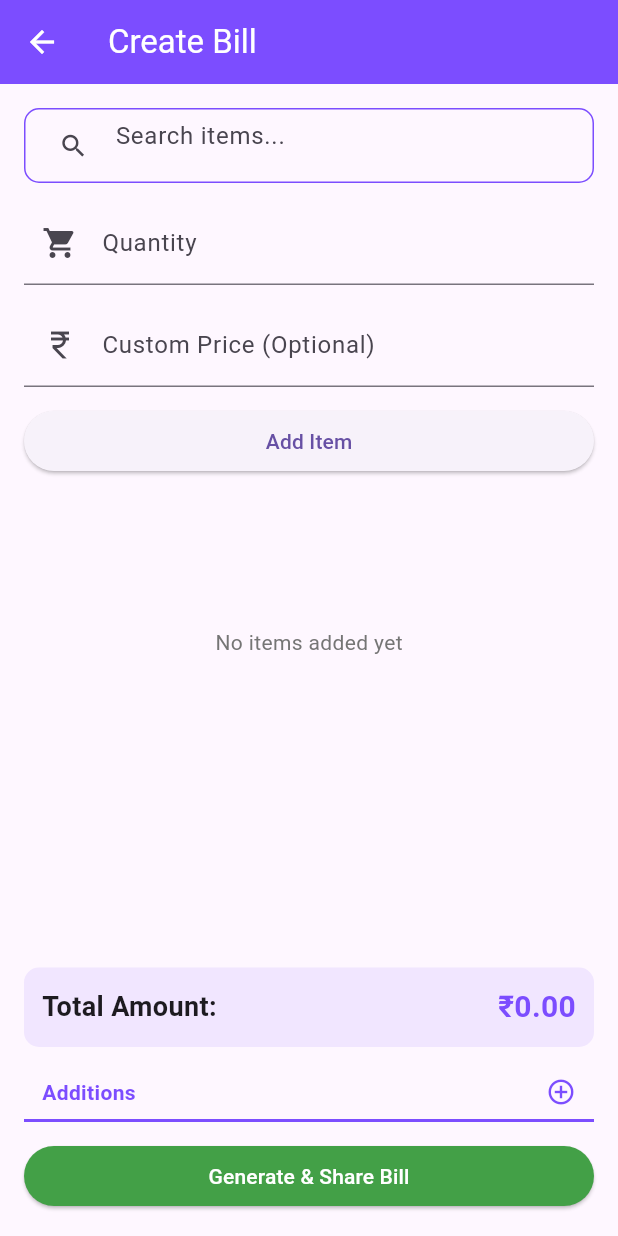
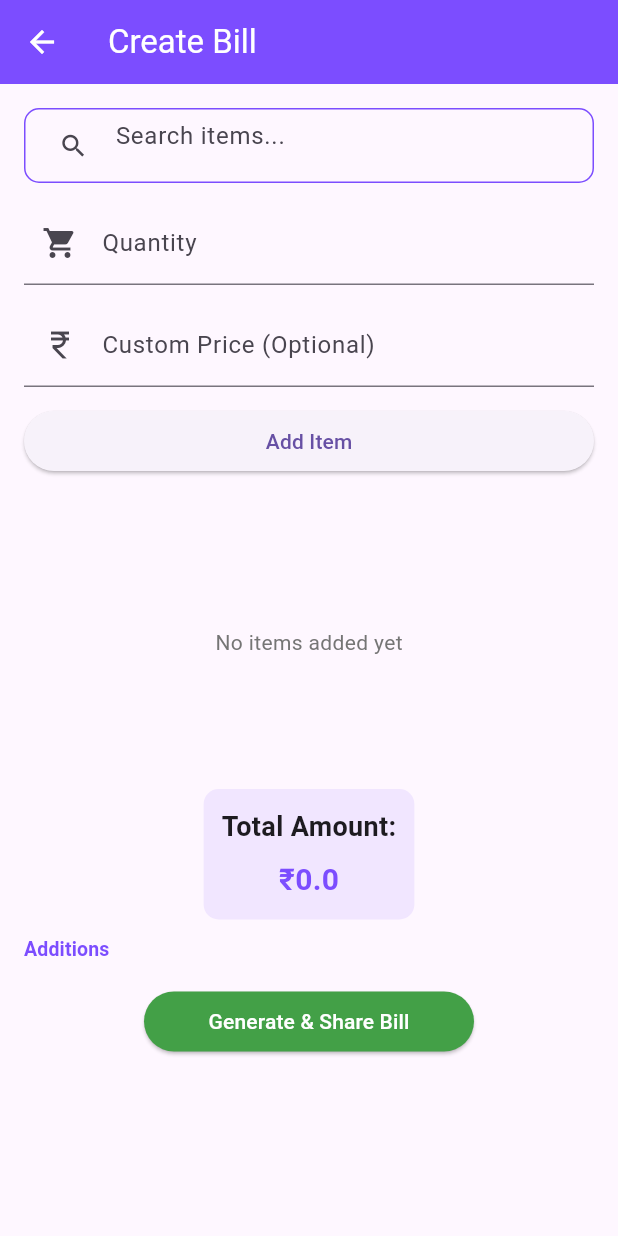
Before and after one commit to MoizSitabkhan/tasco-billing.app, a Flutter app: the CreateBillScreen screen opened by its route, on a phone screen of 412 x 824 dp. Run offline on Flutter 3.47's test engine with Material 3 defaults, Android fonts, the phone set to English and light mode, and no system bars; our stand-ins replace pdf, share_plus, sqflite; accounts and stored records are empty.

Commit message:
UI polish: center controls, limit decimals, move Additions left, fix bill restore

```diff
--- a/lib/screens/create_bill_screen.dart
+++ b/lib/screens/create_bill_screen.dart
@@ -34,10 +34,10 @@ class _CreateBillScreenState extends State<CreateBillScreen> {
     loadItems();
     searchController.addListener(_filterItems);
 
-    // Restore bill state if it exists
+    // Restore bill state if it exists - deep copy the items
     final billState = BillState();
     if (billState.hasSavedBill()) {
-      billItems = billState.billItems;
+      billItems = List.from(billState.billItems.map((item) => Map.from(item)));
       total = billState.total;
       packingCost = billState.packingCost;
       previousBalance = billState.previousBalance;
@@ -130,7 +130,7 @@ class _CreateBillScreenState extends State<CreateBillScreen> {
         return;
       }
 
-      // First, ask for "Invoice For" (customer/client name)
+      // First, ask for "Invoice For" (client name)
       String invoiceFor = '';
       await showDialog<String>(
         context: context,
@@ -142,7 +142,7 @@ class _CreateBillScreenState extends State<CreateBillScreen> {
             content: TextField(
               controller: invoiceController,
               decoration: const InputDecoration(
-                labelText: 'Customer/Client Name',
+                labelText: 'Client Name',
                 prefixIcon: Icon(Icons.person),
               ),
               autofocus: true,
@@ -160,6 +160,8 @@ class _CreateBillScreenState extends State<CreateBillScreen> {
         },
       );
 
+      if (!mounted) return;
+
       if (invoiceFor.isEmpty) {
         ScaffoldMessenger.of(context).showSnackBar(
           const SnackBar(content: Text('Please enter a customer name')),
@@ -171,6 +173,7 @@ class _CreateBillScreenState extends State<CreateBillScreen> {
           billItems, total, packingCost, previousBalance, invoiceFor);
       await Share.shareXFiles([XFile(file.path)]);
     } catch (e) {
+      if (!mounted) return;
       ScaffoldMessenger.of(context).showSnackBar(
         SnackBar(content: Text('Error: ${e.toString()}')),
       );
@@ -179,6 +182,23 @@ class _CreateBillScreenState extends State<CreateBillScreen> {
 
   @override
   Widget build(BuildContext context) {
+    // If there is a saved bill in the singleton and our local bill is empty,
+    // restore it once after frame to ensure the screen shows the saved bill
+    final billState = BillState();
+    if (billItems.isEmpty && billState.hasSavedBill()) {
+      WidgetsBinding.instance.addPostFrameCallback((_) {
+        setState(() {
+          billItems =
+              List.from(billState.billItems.map((item) => Map.from(item)));
+          total = billState.total;
+          packingCost = billState.packingCost;
+          previousBalance = billState.previousBalance;
+        });
+        // Clear singleton after restoring so it's a one-time restore
+        billState.clearBill();
+      });
+    }
+
     return WillPopScope(
       onWillPop: () async {
         if (billItems.isEmpty) {
@@ -224,6 +244,8 @@ class _CreateBillScreenState extends State<CreateBillScreen> {
               children: [
                 Expanded(
                   child: SingleChildScrollView(
+                    padding: EdgeInsets.only(
+                        bottom: MediaQuery.of(context).viewInsets.bottom + 20),
                     child: Column(
                       children: [
                         // Item Selection with Search
@@ -338,7 +360,9 @@ class _CreateBillScreenState extends State<CreateBillScreen> {
                             prefixIcon: const Icon(Icons.shopping_cart),
                           ),
                           onChanged: (val) {
-                            quantity = double.tryParse(val) ?? 1.0;
+                            final parsed = double.tryParse(val) ?? 1.0;
+                            // Limit to 1 decimal place
+                            quantity = double.parse(parsed.toStringAsFixed(1));
                           },
                         ),
                         const SizedBox(height: 12),
@@ -420,19 +444,17 @@ class _CreateBillScreenState extends State<CreateBillScreen> {
                                 ),
                         ),
                         const SizedBox(height: 8),
-                      ],
-                    ),
-                  ),
-                ),
-                // Fixed Total Section at Bottom
+                        // Total & Actions (centered)
+                        Center(
+                          child: Column(
+                            children: [
                               Container(
                                 padding: const EdgeInsets.all(12),
                                 decoration: BoxDecoration(
                                   color: appPrimaryColor.withOpacity(0.1),
                                   borderRadius: BorderRadius.circular(10),
                                 ),
-                  child: Row(
-                    mainAxisAlignment: MainAxisAlignment.spaceBetween,
+                                child: Column(
                                   children: [
                                     const Text(
                                       'Total Amount:',
@@ -441,8 +463,9 @@ class _CreateBillScreenState extends State<CreateBillScreen> {
                                         fontWeight: FontWeight.bold,
                                       ),
                                     ),
+                                    const SizedBox(height: 8),
                                     Text(
-                        '₹${total.toStringAsFixed(2)}',
+                                      '₹${total.toStringAsFixed(1)}',
                                       style: const TextStyle(
                                         fontSize: 20,
                                         fontWeight: FontWeight.bold,
@@ -452,39 +475,34 @@ class _CreateBillScreenState extends State<CreateBillScreen> {
                                   ],
                                 ),
                               ),
-                const SizedBox(height: 12),
-                // Additions Section
-                GestureDetector(
-                  onTap: () => _showAdditionsMenu(),
-                  child: Container(
-                    padding:
-                        const EdgeInsets.symmetric(vertical: 8, horizontal: 12),
-                    decoration: BoxDecoration(
-                      border: Border(
-                        bottom: BorderSide(color: appPrimaryColor, width: 2),
+                              const SizedBox(height: 8),
+                              Align(
+                                alignment: Alignment.centerLeft,
+                                child: TextButton(
+                                  style: TextButton.styleFrom(
+                                    padding: EdgeInsets.zero,
+                                    minimumSize: const Size(0, 24),
+                                    tapTargetSize:
+                                        MaterialTapTargetSize.shrinkWrap,
                                   ),
-                    ),
-                    child: Row(
-                      mainAxisAlignment: MainAxisAlignment.spaceBetween,
-                      children: [
-                        const Text(
+                                  onPressed: _showAdditionsMenu,
+                                  child: Text(
                                     'Additions',
                                     style: TextStyle(
-                            fontSize: 14,
+                                      fontSize: 13,
                                       color: appPrimaryColor,
                                       fontWeight: FontWeight.w600,
                                     ),
                                   ),
-                        Icon(Icons.add_circle_outline,
-                            color: appPrimaryColor, size: 20),
+                                ),
+                              ),
                             ],
                           ),
                         ),
-                ),
                         const SizedBox(height: 12),
-                // Generate & Share Button (Fixed at Bottom)
-                SizedBox(
-                  width: double.infinity,
+                        Center(
+                          child: SizedBox(
+                            width: 220,
                             child: ElevatedButton(
                               style: ElevatedButton.styleFrom(
                                 backgroundColor: Colors.green[600],
@@ -493,6 +511,11 @@ class _CreateBillScreenState extends State<CreateBillScreen> {
                               child: const Text(
                                 'Generate & Share Bill',
                                 style: TextStyle(color: Colors.white),
+                              ),
+                            ),
+                          ),
+                        ),
+                      ],
                     ),
                   ),
                 ),
--- a/lib/screens/items_screen.dart
+++ b/lib/screens/items_screen.dart
@@ -31,6 +31,7 @@ class _ItemsScreenState extends State<ItemsScreen> {
     );
 
     if (existingItems.isNotEmpty) {
+      if (!mounted) return;
       ScaffoldMessenger.of(context).showSnackBar(
         SnackBar(
           content: Text('Item "${nameCtrl.text}" already exists!'),
@@ -161,8 +162,9 @@ class _ItemsScreenState extends State<ItemsScreen> {
               child: FutureBuilder(
                 future: fetchItems(),
                 builder: (context, snapshot) {
-                  if (!snapshot.hasData)
+                  if (!snapshot.hasData) {
                     return const CircularProgressIndicator();
+                  }
 
                   final items = snapshot.data!;
                   return ListView.builder(
--- a/lib/utils/pdf_generator.dart
+++ b/lib/utils/pdf_generator.dart
@@ -158,7 +158,7 @@ Future<File> generatePdf(List<Map<String, dynamic>> billItems, double total,
                   ),
                 ],
               );
-            }).toList(),
+            }),
           ],
         ),
         pw.SizedBox(height: 16),
```
Lines whose indentation alone changed are shown as unchanged.
